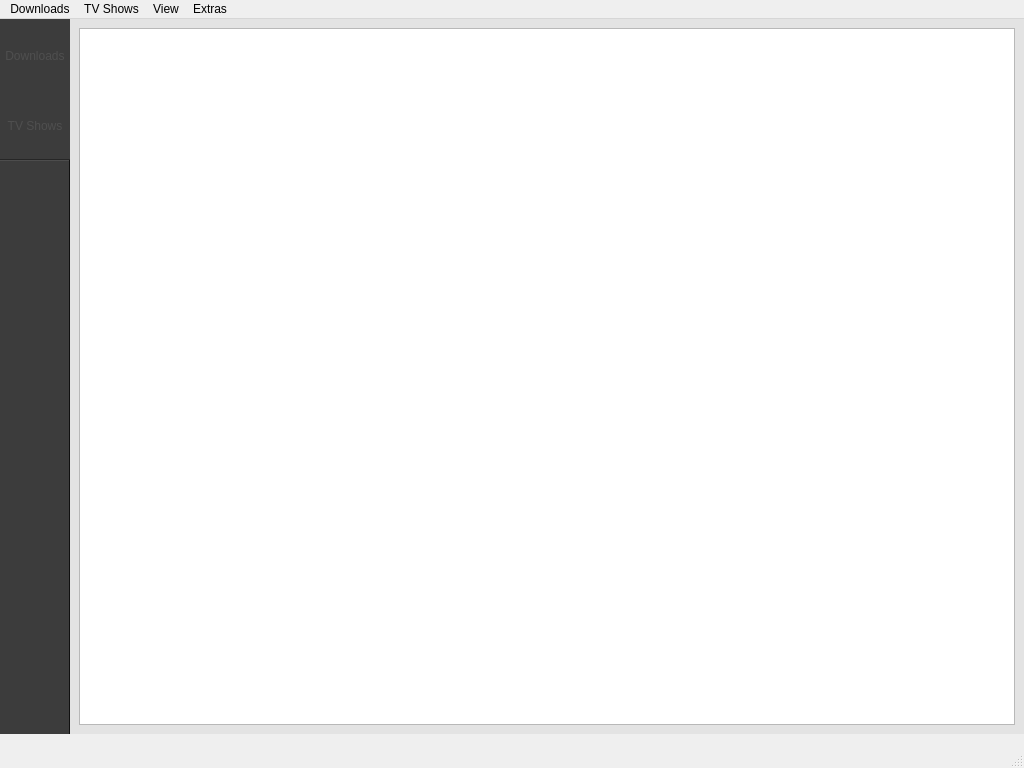
Before: the Qt Designer form Server/src/ui/mainwindow/mainwindow.ui in lbproductions/MorQ, drawn with Qt 5.
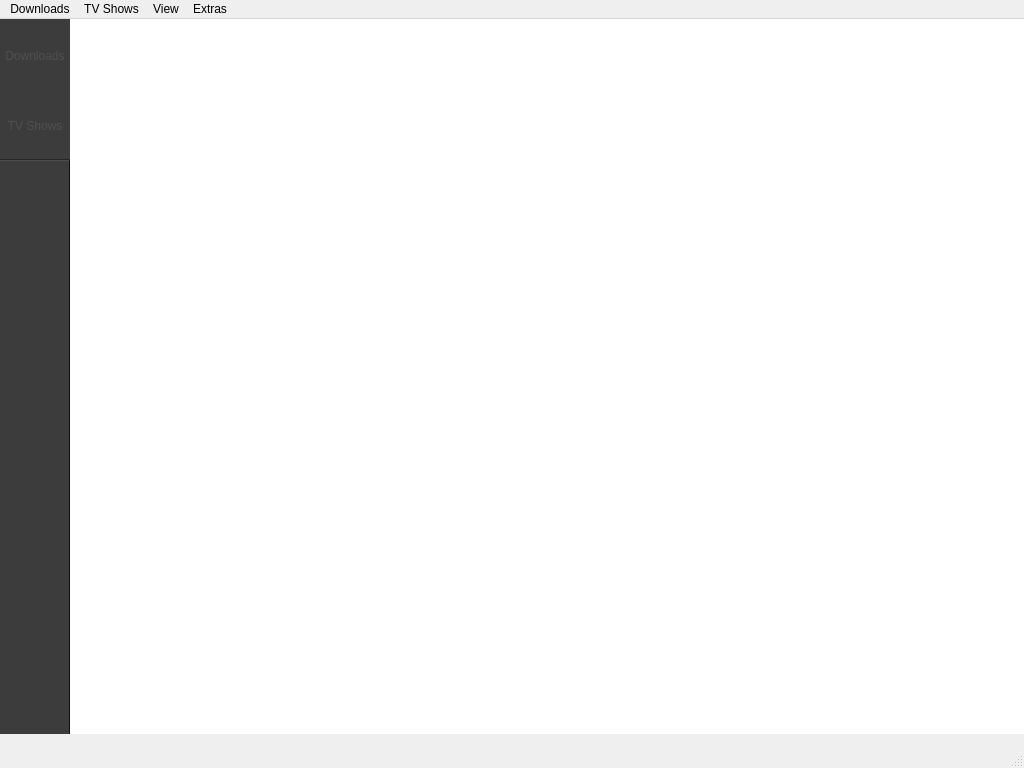
After: the same form once the commit is applied. The open tabs and pages were chosen to show the change. Icons and pictures are not drawn.

Patch:
```diff
--- a/Server/src/ui/mainwindow/mainwindow.ui
+++ b/Server/src/ui/mainwindow/mainwindow.ui
@@ -214,8 +214,27 @@
           </property>
           <widget class="QWidget" name="pageDownloads">
            <layout class="QVBoxLayout" name="verticalLayout_2">
+            <property name="spacing">
+             <number>0</number>
+            </property>
+            <property name="leftMargin">
+             <number>0</number>
+            </property>
+            <property name="topMargin">
+             <number>0</number>
+            </property>
+            <property name="rightMargin">
+             <number>0</number>
+            </property>
+            <property name="bottomMargin">
+             <number>0</number>
+            </property>
             <item>
-             <widget class="QTreeView" name="treeViewDownloads"/>
+             <widget class="QTreeView" name="treeViewDownloads">
+              <property name="frameShape">
+               <enum>QFrame::NoFrame</enum>
+              </property>
+             </widget>
             </item>
            </layout>
           </widget>
```
Left out of the diff: 2 changed lines with no effect on the pictures.
